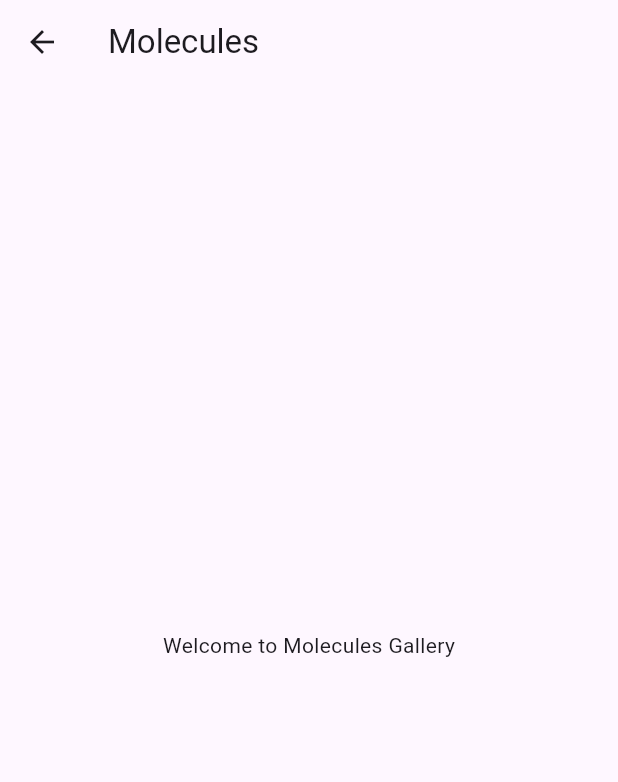
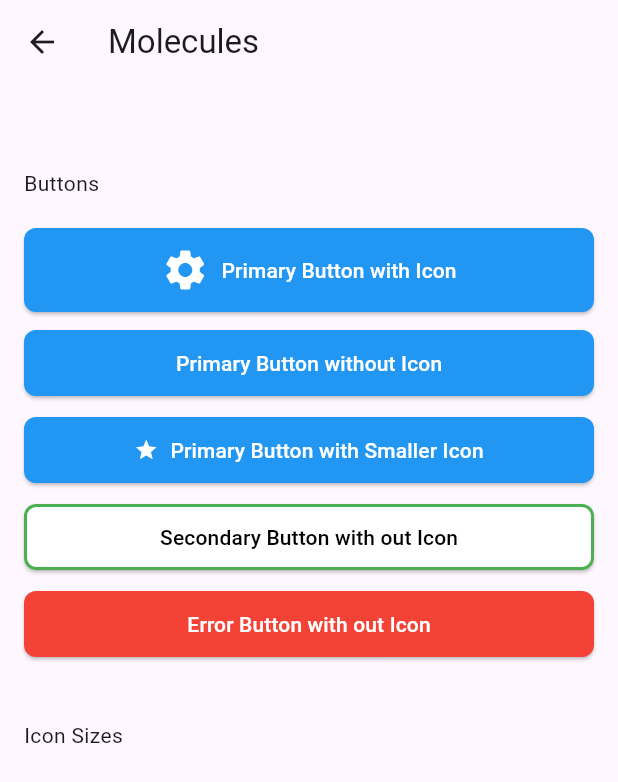
Before and after one commit to mavincci/Widgetr, a Flutter app: the MoleculesGallery screen opened directly, on a phone screen of 412 x 824 dp. Shown: the top 782 px of the screen. Run offline on Flutter 3.47's test engine with Material 3 defaults, Android fonts, the phone set to English and light mode, and no system bars.

Commit message:
Feat: Added custom button with test molecule gallery

```diff
--- /dev/null
+++ b/lib/design/molecules/custom_button.dart
@@ -0,0 +1,78 @@
+import 'package:flutter/material.dart';
+
+class CustomButton extends StatelessWidget {
+  final String? text;
+  final VoidCallback onPressed;
+  final Color backgroundColor;
+  final Color textColor;
+  final Icon? icon;
+  final double? iconSize;
+  final EdgeInsetsGeometry padding;
+  final bool isIconLeft;
+  final BorderRadius borderRadius;
+  final double borderWidth;
+  final Color? borderColor;
+
+  const CustomButton({
+    super.key,
+    this.text,
+    required this.onPressed,
+    required this.backgroundColor,
+    required this.textColor,
+    this.icon,
+    this.iconSize,
+    this.padding = const EdgeInsets.symmetric(vertical: 12, horizontal: 24),
+    this.borderRadius = const BorderRadius.all(Radius.circular(8)),
+    this.isIconLeft = false,
+    this.borderColor,
+    this.borderWidth = 0.0,
+  });
+
+  @override
+  Widget build(BuildContext context) {
+    return ElevatedButton(
+      onPressed: onPressed,
+      style: ElevatedButton.styleFrom(
+        backgroundColor: backgroundColor,
+        padding: padding,
+        shape: RoundedRectangleBorder(
+          borderRadius: borderRadius,
+          side: borderWidth > 0
+              ? BorderSide(
+                  color: borderColor ?? Colors.transparent,
+                  width: borderWidth,
+                )
+              : BorderSide.none,
+        ),
+      ),
+      child: Row(
+        mainAxisAlignment: MainAxisAlignment.center,
+        children: [
+          if (icon != null && !isIconLeft)
+            Padding(
+              padding: const EdgeInsets.only(right: 8.0),
+              child: Icon(
+                icon!.icon,
+                color: textColor,
+                size: iconSize,
+              ),
+            ),
+          if (text != null)
+            Text(
+              text!,
+              style: TextStyle(color: textColor),
+            ),
+          if (icon != null && isIconLeft)
+            Padding(
+              padding: const EdgeInsets.only(left: 8.0),
+              child: Icon(
+                icon!.icon,
+                color: textColor,
+                size: iconSize,
+              ),
+            ),
+        ],
+      ),
+    );
+  }
+}
--- a/lib/pages/molecules_gallery.dart
+++ b/lib/pages/molecules_gallery.dart
@@ -1,21 +1,104 @@
 import 'package:flutter/material.dart';
+import 'package:widgetr/design/molecules/custom_button.dart';
+import 'package:widgetr/design/theme/design_theme.dart';
 
 class MoleculesGallery extends StatelessWidget {
   const MoleculesGallery({super.key});
 
   @override
   Widget build(BuildContext context) {
+    final exampleTheme = DesignTheme.light();
+
+    Widget buildButtons(DesignTheme theme) {
+      buildPrimaryButton({Icon? icon, required String text, double? iconSize}) {
+        return CustomButton(
+          text: text,
+          onPressed: () => print("$text pressed"),
+          backgroundColor: theme.colorPallet.primary,
+          textColor: theme.colorPallet.onPrimary,
+          icon: icon,
+          iconSize: iconSize ?? theme.iconSizes.largeSize,
+        );
+      }
+
+      buildSecondaryButton(
+          {Icon? icon, required String text, double? iconSize}) {
+        return CustomButton(
+          text: text,
+          onPressed: () => print("$text pressed"),
+          backgroundColor: Colors.white,
+          textColor: theme.colorPallet.onSecondary,
+          icon: icon,
+          iconSize: iconSize ?? theme.iconSizes.largeSize,
+          borderColor: theme.colorPallet.secondary,
+          borderWidth: theme.borders.mediumWidth,
+          borderRadius: theme.borders.mediumRadius,
+        );
+      }
+
+      buildErrorButton({Icon? icon, required String text, double? iconSize}) {
+        return CustomButton(
+          text: text,
+          onPressed: () => print("$text pressed"),
+          backgroundColor: theme.colorPallet.error,
+          textColor: theme.colorPallet.onError,
+          icon: icon,
+          iconSize: iconSize ?? theme.iconSizes.largeSize,
+        );
+      }
+
+      return Column(
+        crossAxisAlignment: CrossAxisAlignment.start,
+        children: [
+          buildPrimaryButton(
+            text: "Primary Button with Icon",
+            icon: Icon(Icons.settings),
+            iconSize: theme.iconSizes.largeSize,
+          ),
+          const SizedBox(height: 10),
+          buildPrimaryButton(
+            text: "Primary Button without Icon",
+            iconSize: theme.iconSizes.mediumSize,
+          ),
+          const SizedBox(height: 10),
+          buildPrimaryButton(
+            text: "Primary Button with Smaller Icon",
+            icon: Icon(Icons.star),
+            iconSize: theme.iconSizes.smallSize,
+          ),
+          const SizedBox(height: 10),
+          buildSecondaryButton(
+            text: "Secondary Button with out Icon",
+          ),
+          const SizedBox(height: 10),
+          buildErrorButton(
+            text: "Error Button with out Icon",
+          ),
+        ],
+      );
+    }
+
     return Scaffold(
       appBar: AppBar(
         title: const Text('Molecules'),
       ),
-      body: const Center(
-        child: Column(
-          mainAxisAlignment: MainAxisAlignment.center,
-          children: [
-            Text('Welcome to Molecules Gallery'),
-            SizedBox(height: 20),
-          ],
+      body: SingleChildScrollView(
+        child: Padding(
+          padding: const EdgeInsets.all(16.0),
+          child: Column(
+            mainAxisAlignment: MainAxisAlignment.start,
+            crossAxisAlignment: CrossAxisAlignment.start,
+            children: [
+              const SizedBox(height: 40),
+              const Text('Buttons'),
+              const SizedBox(height: 20),
+              buildButtons(exampleTheme),
+              const SizedBox(height: 40),
+              const Text('Icon Sizes'),
+              const SizedBox(height: 20),
+              const SizedBox(height: 400),
+            ],
+          ),
         ),
       ),
     );
```
